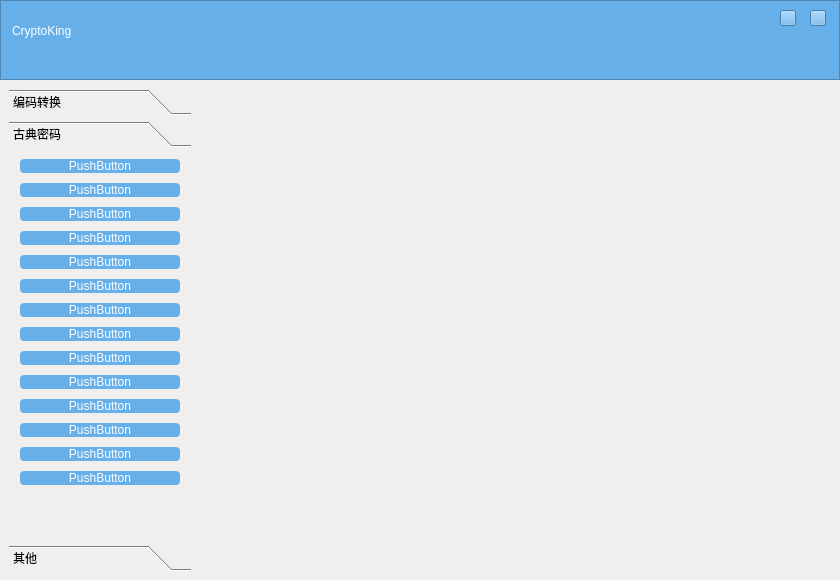
First picture: the form in ui/Forms/MainForm.ui, repository tanyiqu/CryptoKing, before the edit.
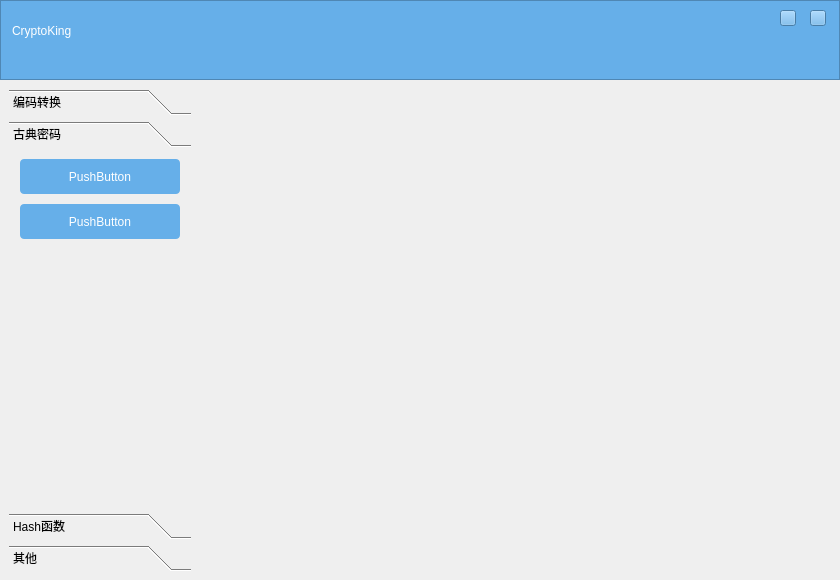
Second picture: the form after the edit. The open tabs and pages were chosen to show the change.

Patch:
```diff
--- a/ui/Forms/MainForm.ui
+++ b/ui/Forms/MainForm.ui
@@ -142,6 +142,8 @@
     background-color: #66afe9;
     border: none;
     color: #FFFFFF;
+    height:35px;
+    min-height:35px;
     text-align: center;
     font: 11pt &quot;微软雅黑&quot;;
     margin: 2px;
@@ -245,8 +247,8 @@
              <rect>
               <x>0</x>
               <y>0</y>
-              <width>165</width>
-              <height>428</height>
+              <width>182</width>
+              <height>378</height>
              </rect>
             </property>
             <attribute name="label">
@@ -261,41 +263,9 @@
              </property>
              <item>
               <widget class="QPushButton" name="pushButton">
-               <property name="text">
-                <string>PushButton</string>
+               <property name="styleSheet">
+                <string notr="true"/>
                </property>
-              </widget>
-             </item>
-             <item>
-              <widget class="QPushButton" name="pushButton_2">
-               <property name="text">
-                <string>PushButton</string>
-               </property>
-              </widget>
-             </item>
-             <item>
-              <widget class="QPushButton" name="pushButton_3">
-               <property name="text">
-                <string>PushButton</string>
-               </property>
-              </widget>
-             </item>
-             <item>
-              <widget class="QPushButton" name="pushButton_13">
-               <property name="text">
-                <string>PushButton</string>
-               </property>
-              </widget>
-             </item>
-             <item>
-              <widget class="QPushButton" name="pushButton_15">
-               <property name="text">
-                <string>PushButton</string>
-               </property>
-              </widget>
-             </item>
-             <item>
-              <widget class="QPushButton" name="pushButton_14">
                <property name="text">
                 <string>PushButton</string>
                </property>
@@ -308,55 +278,6 @@
                </property>
               </widget>
              </item>
-             <item>
-              <widget class="QPushButton" name="pushButton_12">
-               <property name="text">
-                <string>PushButton</string>
-               </property>
-              </widget>
-             </item>
-             <item>
-              <widget class="QPushButton" name="pushButton_7">
-               <property name="text">
-                <string>PushButton</string>
-               </property>
-              </widget>
-             </item>
-             <item>
-              <widget class="QPushButton" name="pushButton_10">
-               <property name="text">
-                <string>PushButton</string>
-               </property>
-              </widget>
-             </item>
-             <item>
-              <widget class="QPushButton" name="pushButton_9">
-               <property name="text">
-                <string>PushButton</string>
-               </property>
-              </widget>
-             </item>
-             <item>
-              <widget class="QPushButton" name="pushButton_8">
-               <property name="text">
-                <string>PushButton</string>
-               </property>
-              </widget>
-             </item>
-             <item>
-              <widget class="QPushButton" name="pushButton_4">
-               <property name="text">
-                <string>PushButton</string>
-               </property>
-              </widget>
-             </item>
-             <item>
-              <widget class="QPushButton" name="pushButton_5">
-               <property name="text">
-                <string>PushButton</string>
-               </property>
-              </widget>
-             </item>
              <item>
               <spacer name="verticalSpacer_2">
                <property name="orientation">
@@ -372,6 +293,46 @@
              </item>
             </layout>
            </widget>
+           <widget class="QWidget" name="page_4">
+            <attribute name="label">
+             <string>Hash函数</string>
+            </attribute>
+            <layout class="QVBoxLayout" name="verticalLayout_6">
+             <item>
+              <widget class="QPushButton" name="btn_md5">
+               <property name="text">
+                <string>MD5</string>
+               </property>
+              </widget>
+             </item>
+             <item>
+              <widget class="QPushButton" name="btn_md">
+               <property name="minimumSize">
+                <size>
+                 <width>0</width>
+                 <height>39</height>
+                </size>
+               </property>
+               <property name="text">
+                <string>MD系列</string>
+               </property>
+              </widget>
+             </item>
+             <item>
+              <spacer name="verticalSpacer_4">
+               <property name="orientation">
+                <enum>Qt::Vertical</enum>
+               </property>
+               <property name="sizeHint" stdset="0">
+                <size>
+                 <width>20</width>
+                 <height>40</height>
+                </size>
+               </property>
+              </spacer>
+             </item>
+            </layout>
+           </widget>
            <widget class="QWidget" name="page_3">
             <property name="geometry">
              <rect>
```
Left out of the diff: 22 changed lines with no effect on the pictures.
